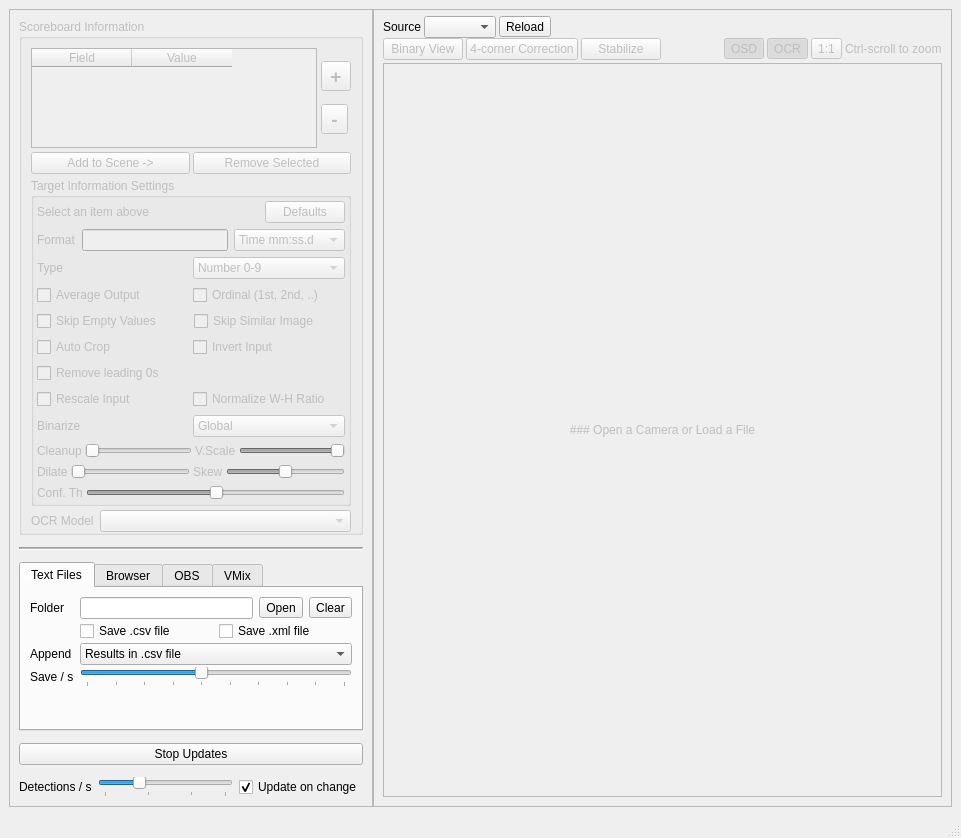
Qt form mainwindow.ui (locaal-ai/scoresight) before a commit.
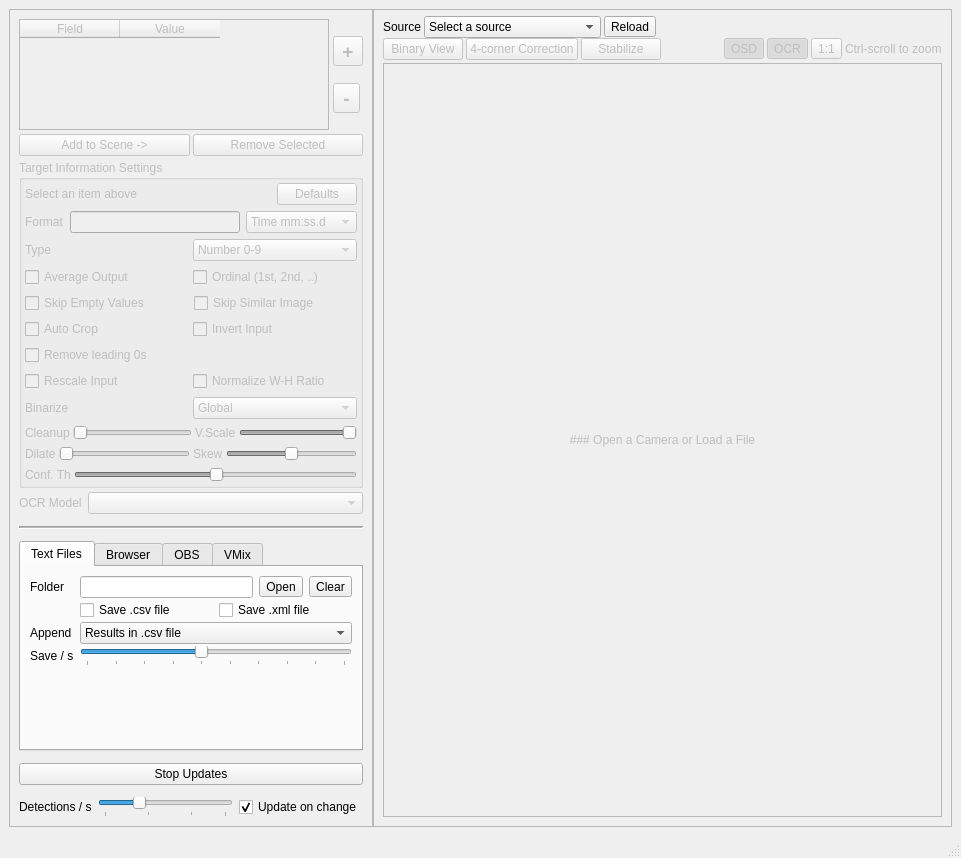
The same form after that commit.

```diff
--- a/mainwindow.ui
+++ b/mainwindow.ui
@@ -7,7 +7,7 @@
     <x>0</x>
     <y>0</y>
     <width>961</width>
-    <height>824</height>
+    <height>858</height>
    </rect>
   </property>
   <property name="windowTitle">
@@ -40,17 +40,23 @@
         <number>12</number>
        </property>
        <item>
-        <widget class="QGroupBox" name="groupBox_sb_info">
+        <widget class="QWidget" name="groupBox_sb_info" native="true">
          <property name="enabled">
           <bool>false</bool>
          </property>
-         <property name="title">
-          <string>Scoreboard Information</string>
-         </property>
          <layout class="QVBoxLayout" name="verticalLayout_3">
           <property name="spacing">
            <number>4</number>
           </property>
+          <property name="leftMargin">
+           <number>0</number>
+          </property>
+          <property name="topMargin">
+           <number>0</number>
+          </property>
+          <property name="rightMargin">
+           <number>0</number>
+          </property>
           <property name="bottomMargin">
            <number>0</number>
           </property>
@@ -1521,6 +1527,26 @@
                  <verstretch>0</verstretch>
                 </sizepolicy>
                </property>
+               <item>
+                <property name="text">
+                 <string>Select a source</string>
+                </property>
+               </item>
+               <item>
+                <property name="text">
+                 <string>Open a Video File</string>
+                </property>
+               </item>
+               <item>
+                <property name="text">
+                 <string>URL Source (HTTP, RTSP)</string>
+                </property>
+               </item>
+               <item>
+                <property name="text">
+                 <string>Screen Capture</string>
+                </property>
+               </item>
               </widget>
              </item>
              <item>
```
